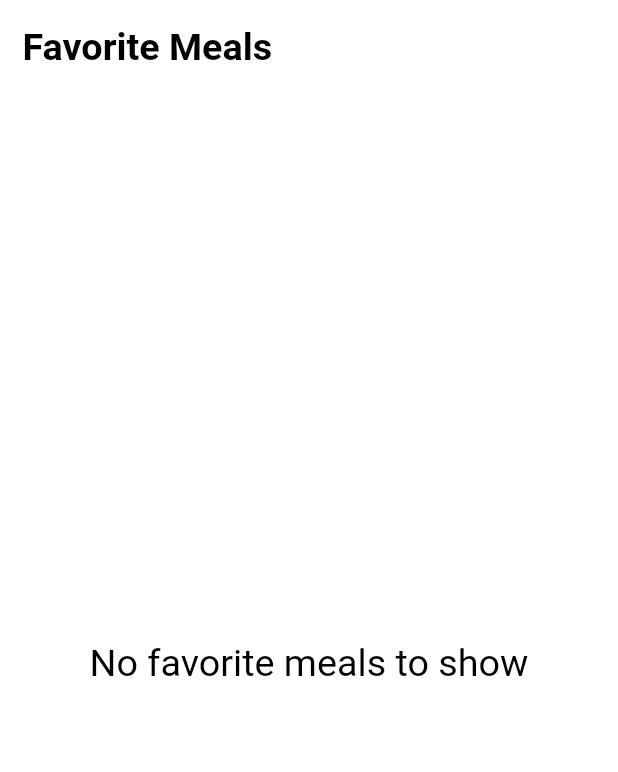
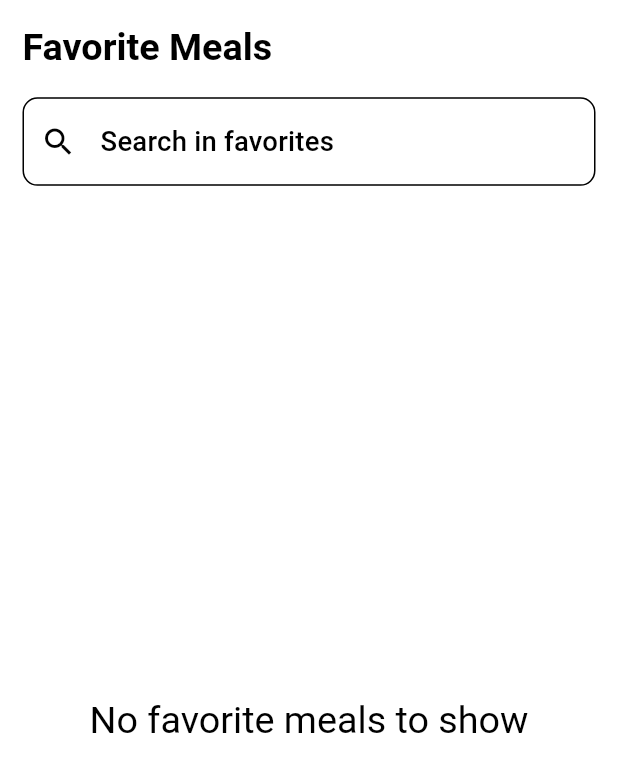
Before and after one commit to Pranto-Baidya/flutter_recipe_app, a Flutter app: the FavoriteRecipe screen opened directly, on a phone screen of 412 x 824 dp. Shown: the top 772 px of the screen. Run offline on Flutter 3.47's test engine with Material 3 defaults, Android fonts, the phone set to English and light mode, and no system bars; our stand-ins replace cached_network_image, connectivity_plus, flutter_screenutil, flutter_switch, lottie, shared_preferences and 1 more; accounts and stored records are empty; network calls fail.

```diff
--- a/lib/provider/data_provider/db_data/offline_recipe.dart
+++ b/lib/provider/data_provider/db_data/offline_recipe.dart
@@ -8,6 +8,20 @@ class OfflineRecipeProvider extends ChangeNotifier{
   List<RecipeModel> _favorites = [];
 
   List<RecipeModel> get favorites => _favorites;
+
+  List<RecipeModel> _searchFavorites = [];
+
+  List<RecipeModel> get searchFavorites => _searchFavorites;
+
+  Future<void> searchOfflineRecipes(String query)async{
+    if(query.isEmpty){
+      _searchFavorites = [];
+    }
+    else{
+      _searchFavorites = _favorites.where((q)=>q.name.toLowerCase().startsWith(query.toLowerCase())).toList();
+      notifyListeners();
+    }
+  }
 
   bool _inProgress = false;
 
--- a/lib/screens/favorite_recipes/favorite_recipe.dart
+++ b/lib/screens/favorite_recipes/favorite_recipe.dart
@@ -14,17 +14,18 @@ class FavoriteRecipe extends StatefulWidget {
 
 class _FavoriteRecipeState extends State<FavoriteRecipe> {
 
+  final TextEditingController _searchController = TextEditingController();
+
+  final GlobalKey<FormState> _key = GlobalKey<FormState>();
+
+
+
   @override
   void initState() {
     super.initState();
     WidgetsBinding.instance.addPostFrameCallback((_) {
       final provider = Provider.of<OfflineRecipeProvider>(context, listen: false);
-      provider.setInProgress(true);
-      Future.delayed(const Duration(seconds: 1), () {
-        if (mounted) {
-          provider.loadFavorites();
-        }
-      });
+
     });
   }
 
@@ -35,30 +36,85 @@ class _FavoriteRecipeState extends State<FavoriteRecipe> {
     return Scaffold(
       body: Padding(
         padding: const EdgeInsets.only(top: 15,right: 15,left: 15),
+        child: Form(
+          key: _key,
           child: Column(
             crossAxisAlignment: CrossAxisAlignment.start,
             children: [
               Text('Favorite Meals',style: theme.textTheme.titleLarge?.copyWith(fontWeight: FontWeight.bold),),
+              SizedBox(height: 15.h,),
+              TextFormField(
+                cursorColor: Colors.blue.shade400,
+                controller: _searchController,
+                validator: (String? value){
+                  if(value!.isEmpty){
+                    return "Please type something";
+                  }
+                  return null;
+                },
+                decoration: InputDecoration(
+                  hintText: 'Search in favorites',
+                  hintStyle: theme.textTheme.titleMedium,
+                  prefixIcon: Icon(Icons.search,color: theme.iconTheme.color,),
+                ),
+                onChanged: (query){
+                  Provider.of<OfflineRecipeProvider>(context,listen: false).searchOfflineRecipes(query);
+                  },
+                onFieldSubmitted: (query){
+                  if(_key.currentState!.validate()){
+                    Provider.of<OfflineRecipeProvider>(context,listen: false).searchOfflineRecipes(query);
+                  }
+                },
+              ),
               SizedBox(height: 10.h,),
               Expanded(
                 child: Consumer<OfflineRecipeProvider>(
-                    builder: (context,db,_){
-                      return db.inProgress?Center(child: CircularProgressIndicator(),)
-                        :db.favorites.isEmpty? Center(child: Text('No favorite meals to show',style: theme.textTheme.titleLarge,),)
-                          :ListView.builder(
+                  builder: (context, db, _) {
+                    if (db.inProgress) {
+                      return const Center(child: CircularProgressIndicator());
+                    }
+
+                    if (_searchController.text.isNotEmpty) {
+                      if (db.searchFavorites.isEmpty) {
+                        return Center(
+                          child: Text('No favorite meals found', style: theme.textTheme.titleLarge),
+                        );
+                      } else {
+                        return ListView.builder(
+                          itemCount: db.searchFavorites.length,
+                          itemBuilder: (context, index) {
+                            final data = db.searchFavorites[index];
+                            return FavoriteMealCard(
+                              meals: data,
+                              index: (index + 1).toString().padLeft(2, '0'),
+                            );
+                          },
+                        );
+                      }
+                    }
+
+                    if (db.favorites.isEmpty) {
+                      return Center(
+                        child: Text('No favorite meals to show', style: theme.textTheme.titleLarge),
+                      );
+                    } else {
+                      return ListView.builder(
                         itemCount: db.favorites.length,
-                          itemBuilder: (context,index){
+                        itemBuilder: (context, index) {
                           final data = db.favorites[index];
                           return FavoriteMealCard(
                             meals: data,
                             index: (index + 1).toString().padLeft(2, '0'),
                           );
-                          }
+                        },
                       );
                     }
-                )
+                  },
+                ),
+
               )
             ],
+          ),
         ),
       )
     );
--- a/lib/screens/meal_screen/meal_screen.dart
+++ b/lib/screens/meal_screen/meal_screen.dart
@@ -52,6 +52,9 @@ class _MealScreenState extends State<MealScreen> {
                     hintStyle: theme.textTheme.titleMedium,
                     prefixIcon: Icon(Icons.search,color: theme.iconTheme.color,),
                 ),
+                onChanged: (query){
+                  Provider.of<RecipeProvider>(context,listen: false).getSearchedMeal(query);
+                },
                 onFieldSubmitted: (query){
                   if(_key.currentState!.validate()){
                     Provider.of<RecipeProvider>(context,listen: false).getSearchedMeal(query);
--- a/lib/widgets/favorite_meal_card.dart
+++ b/lib/widgets/favorite_meal_card.dart
@@ -53,7 +53,7 @@ class _FavoriteMealCardState extends State<FavoriteMealCard> {
             mainAxisSize: MainAxisSize.min,
             children: [
               FavoriteButton(meals: widget.meals),
-              const SizedBox(width: 8),
+              const SizedBox(width: 12),
               AnimatedRotation(
                 turns: _isExpanded ? 0.5 : 0.0,
                 duration: const Duration(milliseconds: 200),
@@ -80,7 +80,7 @@ class _FavoriteMealCardState extends State<FavoriteMealCard> {
                       imageUrl: widget.meals.imageUrl,
                       fit: BoxFit.cover,
                       width: double.infinity.w,
-                      height: 200.h,
+                      height: 150.h,
                     ),
                   ),
                   SizedBox(height: 10.h),
```
Also changed, not shown: 2 other files. Lines whose indentation alone changed are shown as unchanged.
